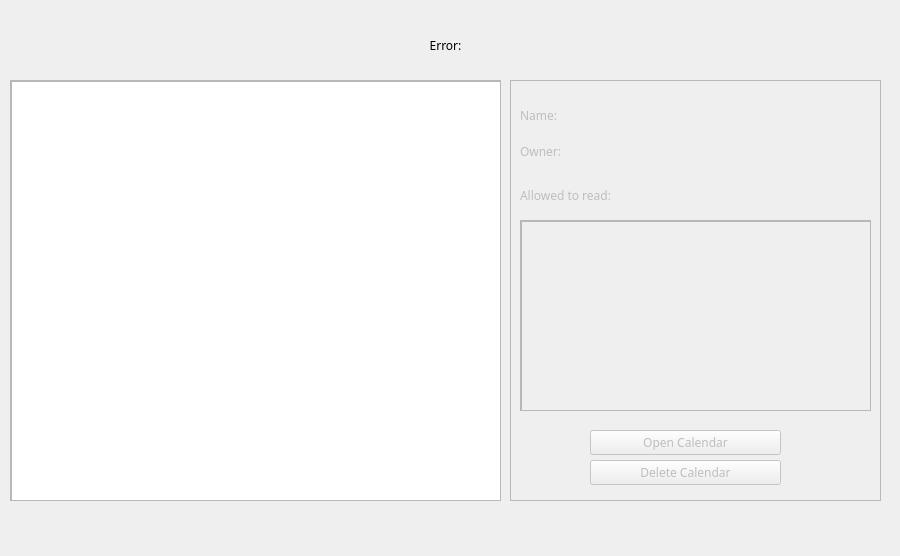
This is client/screenModels/calendarList.ui in agak33/SK-PUT-project as Qt 5 draws it before an edit. The edited form follows.
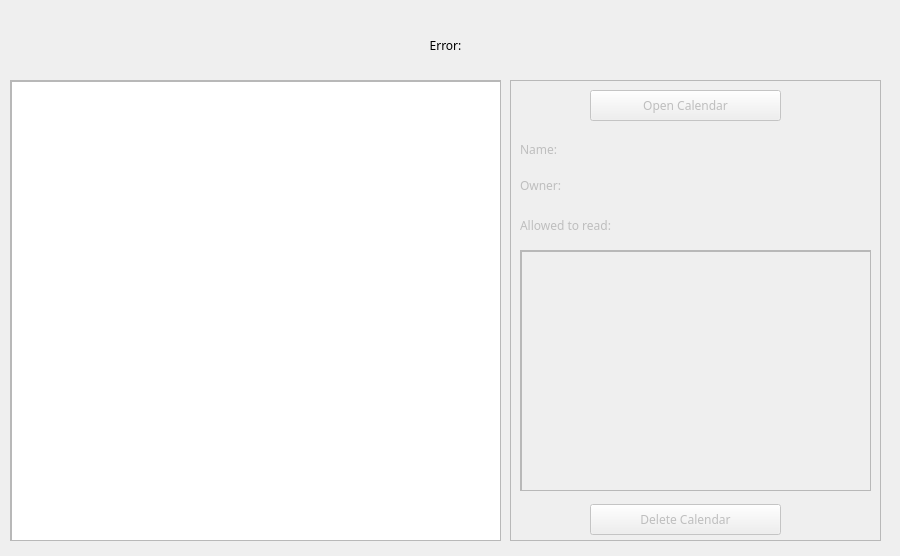
This is the edited form.

Patch:
```diff
--- a/client/screenModels/calendarList.ui
+++ b/client/screenModels/calendarList.ui
@@ -27,7 +27,7 @@
      <x>10</x>
      <y>80</y>
      <width>491</width>
-     <height>421</height>
+     <height>461</height>
     </rect>
    </property>
    <property name="widgetResizable">
@@ -39,7 +39,7 @@
       <x>0</x>
       <y>0</y>
       <width>489</width>
-      <height>419</height>
+      <height>459</height>
      </rect>
     </property>
     <widget class="QListWidget" name="calendarList">
@@ -48,7 +48,7 @@
        <x>0</x>
        <y>0</y>
        <width>491</width>
-       <height>421</height>
+       <height>461</height>
       </rect>
      </property>
     </widget>
@@ -82,7 +82,7 @@
      <x>510</x>
      <y>80</y>
      <width>371</width>
-     <height>421</height>
+     <height>461</height>
     </rect>
    </property>
    <property name="frameShape">
@@ -95,9 +95,9 @@
     <property name="geometry">
      <rect>
       <x>80</x>
-      <y>380</y>
+      <y>424</y>
       <width>191</width>
-      <height>25</height>
+      <height>31</height>
      </rect>
     </property>
     <property name="text">
@@ -108,7 +108,7 @@
     <property name="geometry">
      <rect>
       <x>10</x>
-      <y>20</y>
+      <y>54</y>
       <width>67</width>
       <height>31</height>
      </rect>
@@ -121,7 +121,7 @@
     <property name="geometry">
      <rect>
       <x>80</x>
-      <y>20</y>
+      <y>54</y>
       <width>281</width>
       <height>31</height>
      </rect>
@@ -134,7 +134,7 @@
     <property name="geometry">
      <rect>
       <x>10</x>
-      <y>56</y>
+      <y>90</y>
       <width>67</width>
       <height>31</height>
      </rect>
@@ -147,7 +147,7 @@
     <property name="geometry">
      <rect>
       <x>80</x>
-      <y>56</y>
+      <y>90</y>
       <width>281</width>
       <height>31</height>
      </rect>
@@ -160,7 +160,7 @@
     <property name="geometry">
      <rect>
       <x>10</x>
-      <y>100</y>
+      <y>130</y>
       <width>351</width>
       <height>31</height>
      </rect>
@@ -173,9 +173,9 @@
     <property name="geometry">
      <rect>
       <x>10</x>
-      <y>140</y>
+      <y>170</y>
       <width>351</width>
-      <height>191</height>
+      <height>241</height>
      </rect>
     </property>
     <property name="widgetResizable">
@@ -187,7 +187,7 @@
        <x>0</x>
        <y>0</y>
        <width>349</width>
-       <height>189</height>
+       <height>239</height>
       </rect>
      </property>
      <widget class="QListWidget" name="calendarUserList">
@@ -196,7 +196,7 @@
         <x>0</x>
         <y>0</y>
         <width>351</width>
-        <height>192</height>
+        <height>241</height>
        </rect>
       </property>
      </widget>
@@ -206,9 +206,9 @@
     <property name="geometry">
      <rect>
       <x>80</x>
-      <y>350</y>
+      <y>10</y>
       <width>191</width>
-      <height>25</height>
+      <height>31</height>
      </rect>
     </property>
     <property name="text">
```
Left out of the diff: 2 changed lines with no effect on the pictures.
